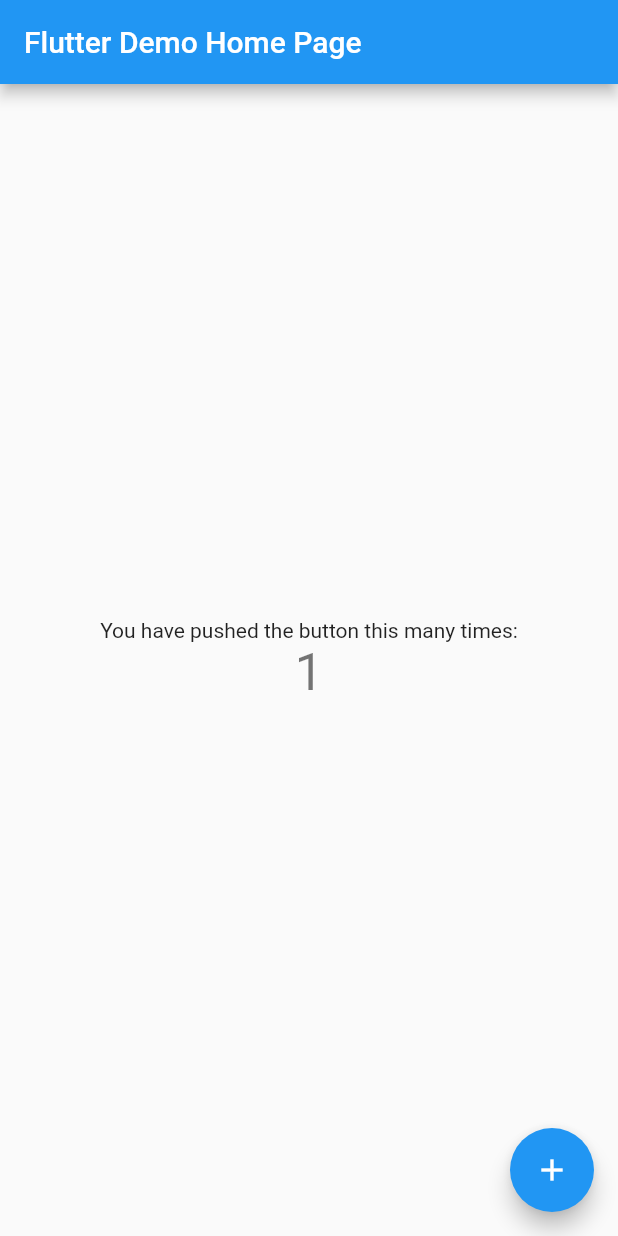
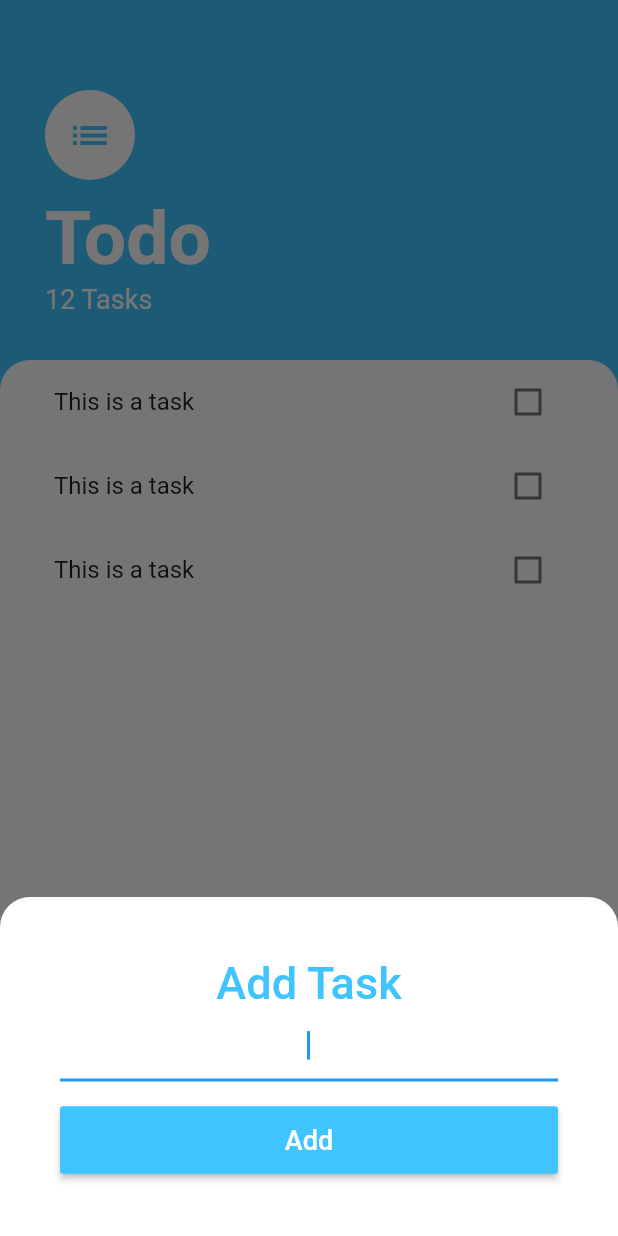
Before and after one commit to Jade9ja/TuDu, a Flutter app: the screen it shows after launch, after a tap on the "add" icon, on a phone screen of 412 x 824 dp. Run offline on Flutter 3.47's test engine with Material 2 defaults, Android fonts, the phone set to English and light mode, and no system bars.

Commit message:
completed-layout

```diff
--- a/lib/main.dart
+++ b/lib/main.dart
@@ -1,113 +1,16 @@
 import 'package:flutter/material.dart';
+import 'package:tudu/screens/taskscreen.dart';
 
 void main() {
   runApp(MyApp());
 }
 
 class MyApp extends StatelessWidget {
-  // This widget is the root of your application.
   @override
   Widget build(BuildContext context) {
     return MaterialApp(
-      title: 'Flutter Demo',
-      theme: ThemeData(
-        // This is the theme of your application.
-        //
-        // Try running your application with "flutter run". You'll see the
-        // application has a blue toolbar. Then, without quitting the app, try
-        // changing the primarySwatch below to Colors.green and then invoke
-        // "hot reload" (press "r" in the console where you ran "flutter run",
-        // or simply save your changes to "hot reload" in a Flutter IDE).
-        // Notice that the counter didn't reset back to zero; the application
-        // is not restarted.
-        primarySwatch: Colors.blue,
-      ),
-      home: MyHomePage(title: 'Flutter Demo Home Page'),
+      debugShowCheckedModeBanner: false,
+      home: TasksScreen(),
     );
   }
 }
-
-class MyHomePage extends StatefulWidget {
-  MyHomePage({Key key, this.title}) : super(key: key);
-
-  // This widget is the home page of your application. It is stateful, meaning
-  // that it has a State object (defined below) that contains fields that affect
-  // how it looks.
-
-  // This class is the configuration for the state. It holds the values (in this
-  // case the title) provided by the parent (in this case the App widget) and
-  // used by the build method of the State. Fields in a Widget subclass are
-  // always marked "final".
-
-  final String title;
-
-  @override
-  _MyHomePageState createState() => _MyHomePageState();
-}
-
-class _MyHomePageState extends State<MyHomePage> {
-  int _counter = 0;
-
-  void _incrementCounter() {
-    setState(() {
-      // This call to setState tells the Flutter framework that something has
-      // changed in this State, which causes it to rerun the build method below
-      // so that the display can reflect the updated values. If we changed
-      // _counter without calling setState(), then the build method would not be
-      // called again, and so nothing would appear to happen.
-      _counter++;
-    });
-  }
-
-  @override
-  Widget build(BuildContext context) {
-    // This method is rerun every time setState is called, for instance as done
-    // by the _incrementCounter method above.
-    //
-    // The Flutter framework has been optimized to make rerunning build methods
-    // fast, so that you can just rebuild anything that needs updating rather
-    // than having to individually change instances of widgets.
-    return Scaffold(
-      appBar: AppBar(
-        // Here we take the value from the MyHomePage object that was created by
-        // the App.build method, and use it to set our appbar title.
-        title: Text(widget.title),
-      ),
-      body: Center(
-        // Center is a layout widget. It takes a single child and positions it
-        // in the middle of the parent.
-        child: Column(
-          // Column is also a layout widget. It takes a list of children and
-          // arranges them vertically. By default, it sizes itself to fit its
-          // children horizontally, and tries to be as tall as its parent.
-          //
-          // Invoke "debug painting" (press "p" in the console, choose the
-          // "Toggle Debug Paint" action from the Flutter Inspector in Android
-          // Studio, or the "Toggle Debug Paint" command in Visual Studio Code)
-          // to see the wireframe for each widget.
-          //
-          // Column has various properties to control how it sizes itself and
-          // how it positions its children. Here we use mainAxisAlignment to
-          // center the children vertically; the main axis here is the vertical
-          // axis because Columns are vertical (the cross axis would be
-          // horizontal).
-          mainAxisAlignment: MainAxisAlignment.center,
-          children: <Widget>[
-            Text(
-              'You have pushed the button this many times:',
-            ),
-            Text(
-              '$_counter',
-              style: Theme.of(context).textTheme.headline4,
-            ),
-          ],
-        ),
-      ),
-      floatingActionButton: FloatingActionButton(
-        onPressed: _incrementCounter,
-        tooltip: 'Increment',
-        child: Icon(Icons.add),
-      ), // This trailing comma makes auto-formatting nicer for build methods.
-    );
-  }
-}
--- /dev/null
+++ b/lib/screens/taskaddscreen.dart
@@ -0,0 +1,60 @@
+import 'dart:ui';
+
+import 'package:flutter/material.dart';
+
+class TaskAddScreen extends StatelessWidget {
+  @override
+  Widget build(BuildContext context) {
+    return SingleChildScrollView(
+      child: Container(
+        color: Color(0xff757575),
+        child: Container(
+          padding: EdgeInsets.all(40.0),
+          decoration: BoxDecoration(
+            color: Colors.white,
+            borderRadius: BorderRadius.only(
+              topLeft: Radius.circular(20.0),
+              topRight: Radius.circular(20.0),
+            ),
+          ),
+          child: Column(
+            children: [
+              Text(
+                'Add Task',
+                style: TextStyle(
+                  fontWeight: FontWeight.w500,
+                  color: Colors.lightBlueAccent,
+                  fontSize: 30.0,
+                ),
+              ),
+              TextField(
+                autofocus: true,
+                textAlign: TextAlign.center,
+                decoration: InputDecoration(
+                  focusColor: Colors.lightBlueAccent,
+                  border: UnderlineInputBorder(
+                    borderSide: BorderSide(color: Colors.lightBlueAccent),
+                  ),
+                ),
+              ),
+              SizedBox(
+                height: 15.0,
+              ),
+              MaterialButton(
+                onPressed: () {},
+                color: Colors.lightBlueAccent,
+                minWidth: double.maxFinite,
+                height: 45.0,
+                child: Text('Add',
+                    style: TextStyle(
+                      color: Colors.white,
+                      fontSize: 18.0,
+                    )),
+              ),
+            ],
+          ),
+        ),
+      ),
+    );
+  }
+}
--- /dev/null
+++ b/lib/screens/taskscreen.dart
@@ -0,0 +1,75 @@
+import 'package:flutter/material.dart';
+import 'package:tudu/widgets/tasklist.dart';
+import 'package:tudu/screens/taskaddscreen.dart';
+
+class TasksScreen extends StatelessWidget {
+  @override
+  Widget build(BuildContext context) {
+    return Scaffold(
+      backgroundColor: Colors.lightBlueAccent,
+      floatingActionButton: FloatingActionButton(
+        backgroundColor: Colors.lightBlueAccent,
+        child: Icon(Icons.add),
+        onPressed: () {
+          showModalBottomSheet(
+              context: context, builder: (context) => TaskAddScreen());
+        },
+      ),
+      body: Column(
+        crossAxisAlignment: CrossAxisAlignment.start,
+        children: [
+          Container(
+            padding: EdgeInsets.only(
+                top: 60.0, left: 30.0, right: 30.0, bottom: 30.0),
+            child: Column(
+              crossAxisAlignment: CrossAxisAlignment.start,
+              children: [
+                CircleAvatar(
+                  child: Icon(
+                    Icons.list,
+                    size: 30.0,
+                    color: Colors.lightBlueAccent,
+                  ),
+                  backgroundColor: Colors.white,
+                  radius: 30.0,
+                ),
+                SizedBox(
+                  height: 10.0,
+                ),
+                Text(
+                  'Todo',
+                  style: TextStyle(
+                    color: Colors.white,
+                    fontWeight: FontWeight.w700,
+                    fontSize: 50.0,
+                  ),
+                ),
+                Text(
+                  '12 Tasks',
+                  style: TextStyle(
+                    color: Colors.white,
+                    fontSize: 18.0,
+                  ),
+                ),
+              ],
+            ),
+          ),
+          Expanded(
+            child: Container(
+              padding: EdgeInsets.symmetric(
+                horizontal: 20.0,
+              ),
+              decoration: BoxDecoration(
+                color: Colors.white,
+                borderRadius: BorderRadius.only(
+                    topLeft: Radius.circular(20.0),
+                    topRight: Radius.circular(20.0)),
+              ),
+              child: TaskList(),
+            ),
+          ),
+        ],
+      ),
+    );
+  }
+}
--- /dev/null
+++ b/lib/widgets/tasklist.dart
@@ -0,0 +1,11 @@
+import 'package:flutter/material.dart';
+import 'package:tudu/widgets/tasktile.dart';
+
+class TaskList extends StatelessWidget {
+  @override
+  Widget build(BuildContext context) {
+    return ListView(
+      children: [TaskTile(), TaskTile(), TaskTile()],
+    );
+  }
+}
--- /dev/null
+++ b/lib/widgets/tasktile.dart
@@ -0,0 +1,14 @@
+import 'package:flutter/material.dart';
+
+class TaskTile extends StatelessWidget {
+  @override
+  Widget build(BuildContext context) {
+    return ListTile(
+      title: Text('This is a task'),
+      trailing: Checkbox(
+        value: false,
+        onChanged: (bool value) {},
+      ),
+    );
+  }
+}
```
